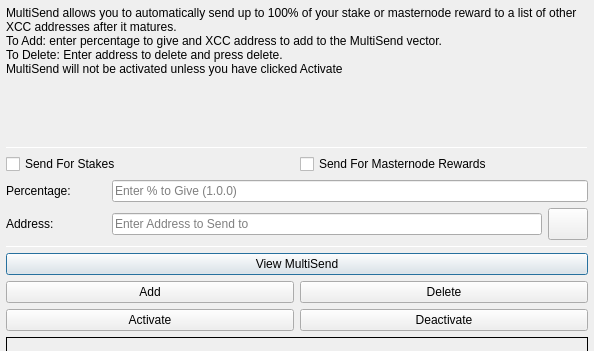
The window that src/qt/forms/multisenddialog.ui (xccdev/cobaltcash) describes before a commit, drawn with Qt 5; both pictures show x 0 to 594 and y 0 to 351 of the 594 by 523 pixel window.
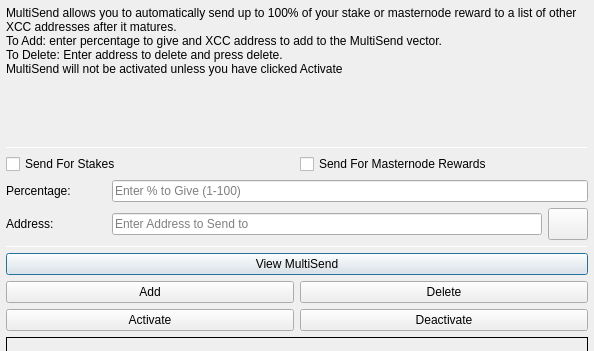
The same window after the commit. Icons and pictures are not drawn.

The edit to the form file:
```diff
--- a/src/qt/forms/multisenddialog.ui
+++ b/src/qt/forms/multisenddialog.ui
@@ -113,7 +113,7 @@
             <string>Enter whole numbers 1 - 100</string>
            </property>
            <property name="placeholderText">
-            <string>Enter % to Give (1.0.0)</string>
+            <string>Enter % to Give (1-100)</string>
            </property>
           </widget>
          </item>
```
